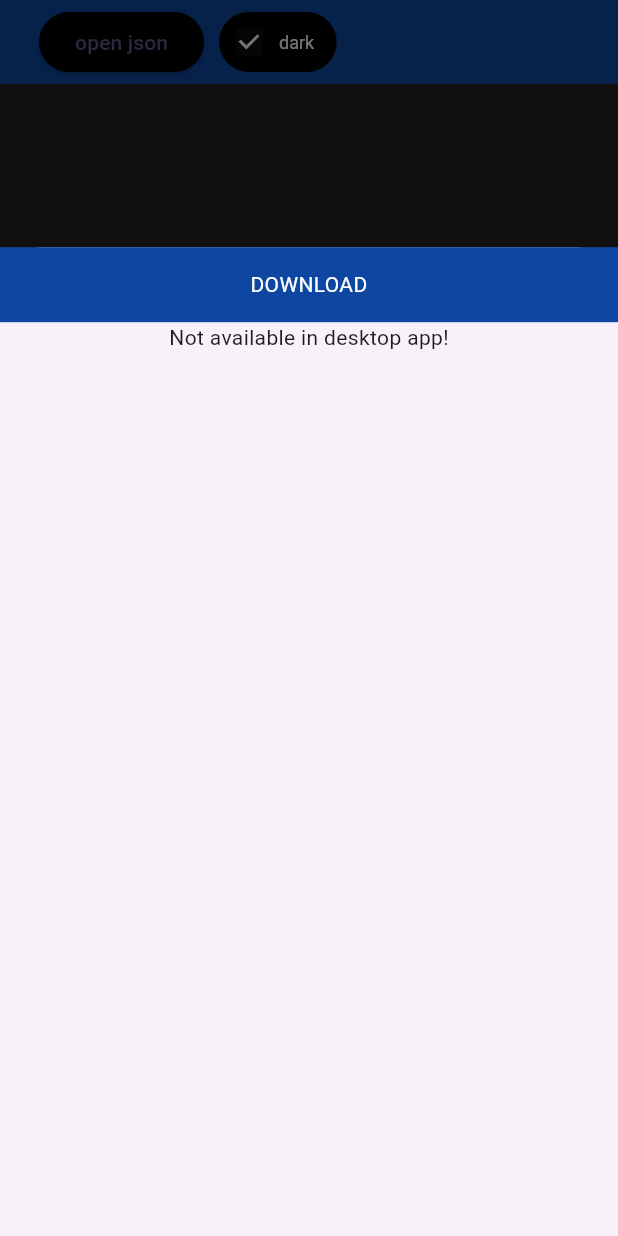
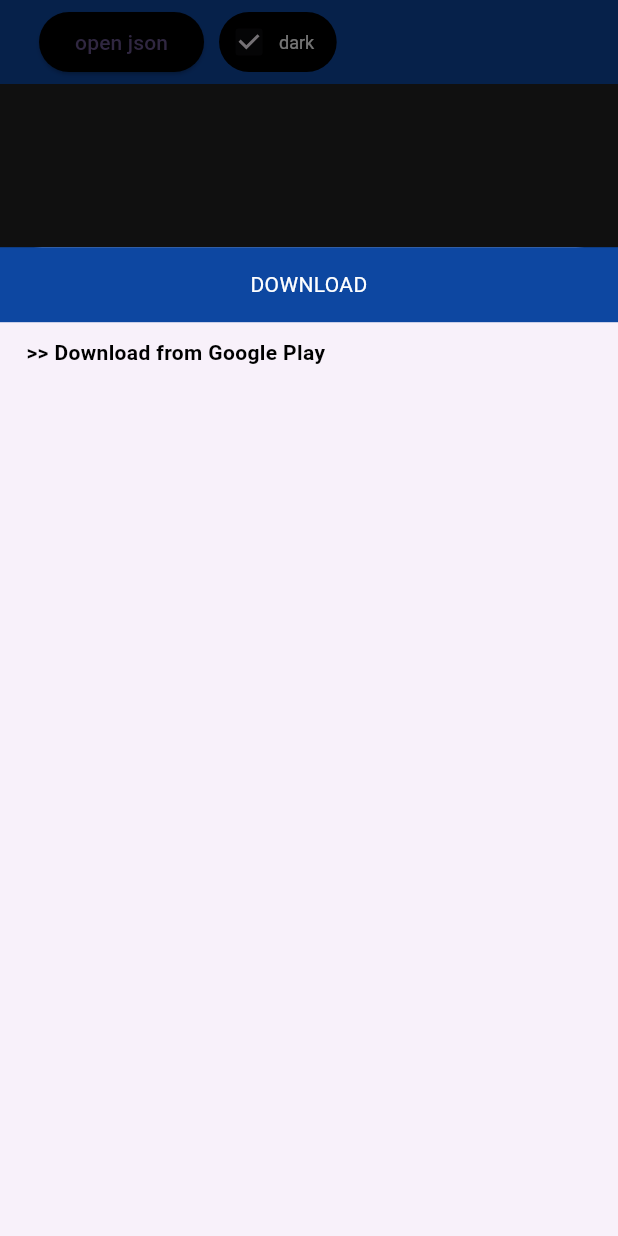
Before and after one commit to jugomo/json_editor, a Flutter app: the screen it shows after launch, after a tap on an icon or button, on a phone screen of 412 x 824 dp. Run offline on Flutter 3.47's test engine with Material 3 defaults, Android fonts, the phone set to English and light mode, and no system bars; our stand-ins replace file_picker, image_picker, yaml; missing offline and left inert: dart:html.

Commit message:
release v0.6.0+9

```diff
--- a/lib/download/download_all.dart
+++ b/lib/download/download_all.dart
@@ -1,8 +1,34 @@
 import 'package:flutter/material.dart';
+import 'package:url_launcher/url_launcher.dart';
 
 Widget getDownload(Color dialogBgColor) {
-  return const Expanded(
-      child: Column(children: [
-    Center(child: Text("Not available in desktop app!")),
-  ]));
+  return Expanded(
+    child: Container(
+      width: double.infinity,
+      // color: dialogBgColor,
+      padding: const EdgeInsets.all(10),
+      child: Column(
+        mainAxisAlignment: MainAxisAlignment.start,
+        crossAxisAlignment: CrossAxisAlignment.start,
+        children: [
+          InkWell(
+            onTap: () async {
+              final Uri url = Uri.parse(
+                  'https://play.google.com/store/apps/details?id=com.jugomo.json_editor&pli=1');
+              await launchUrl(url);
+            },
+            splashColor: Colors.yellowAccent,
+            child: const Text(
+              "  >> Download from Google Play",
+              textAlign: TextAlign.start,
+              style: TextStyle(
+                color: Colors.black,
+                fontWeight: FontWeight.bold,
+              ),
+            ),
+          ),
+        ],
+      ),
+    ),
+  );
 }
--- a/lib/main.dart
+++ b/lib/main.dart
@@ -188,7 +188,7 @@ class _MyHomePageState extends State<MyHomePage> {
                         isEdited = true;
                         filenames![index - 1] = tec.text;
                         print(tec.text);
-// TODO - change name of file
+                        // TODO - change name of file
                       });
                     }
                   });
--- a/pubspec.yaml
+++ b/pubspec.yaml
@@ -1,7 +1,7 @@
 name: json_editor
 description: A new Flutter project.
 publish_to: 'none'
-version: 0.6.0+8
+version: 0.6.0+9
 
 environment:
   sdk: '>=3.1.0 <4.0.0'
```
Also changed, not shown: pubspec.lock, 3 other files.
